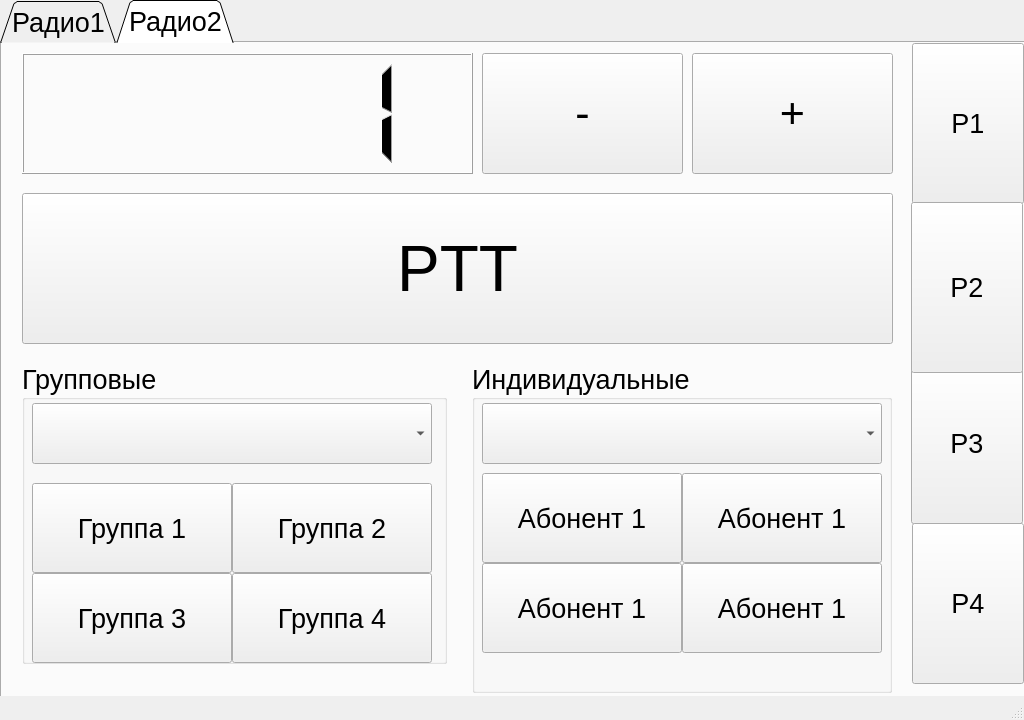
Qt form MainWindow.ui (alebo62/DesktopRaspi32) before a commit.
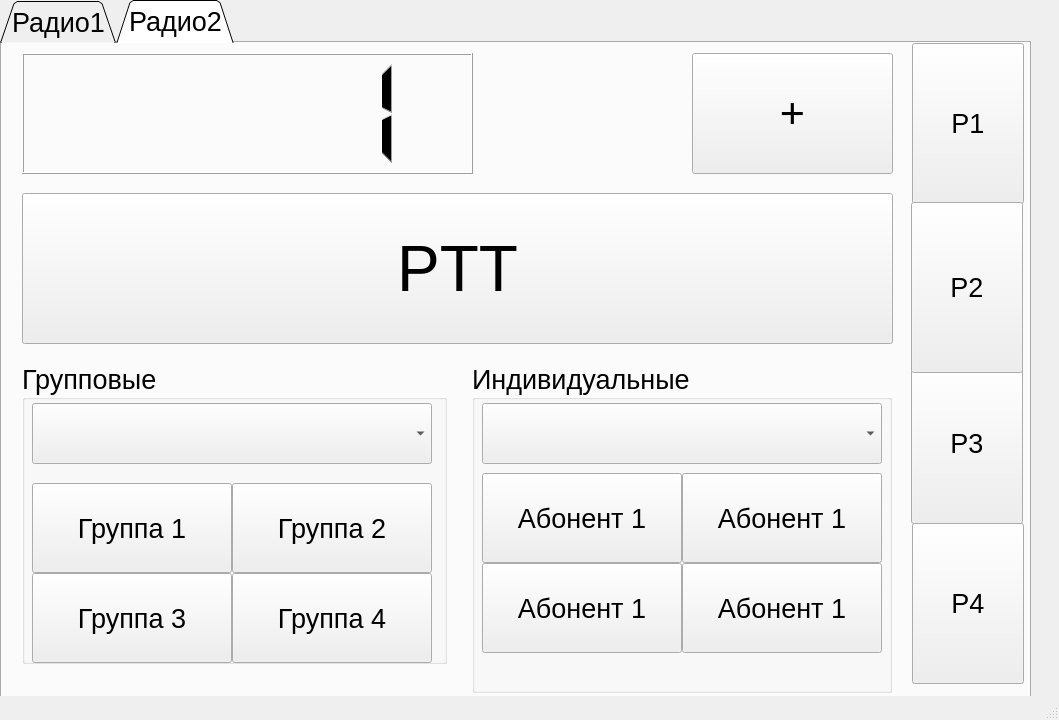
The same form after that commit.

```diff
--- a/MainWindow.ui
+++ b/MainWindow.ui
@@ -6,7 +6,7 @@
    <rect>
     <x>0</x>
     <y>0</y>
-    <width>1024</width>
+    <width>1059</width>
     <height>720</height>
    </rect>
   </property>
@@ -1382,24 +1382,6 @@
        <number>1</number>
       </property>
      </widget>
-     <widget class="QPushButton" name="pushButton_ChDwn2">
-      <property name="geometry">
-       <rect>
-        <x>480</x>
-        <y>10</y>
-        <width>201</width>
-        <height>121</height>
-       </rect>
-      </property>
-      <property name="font">
-       <font>
-        <pointsize>32</pointsize>
-       </font>
-      </property>
-      <property name="text">
-       <string>-</string>
-      </property>
-     </widget>
      <widget class="QPushButton" name="pushButton_ChUp2">
       <property name="geometry">
        <rect>
```
Left out of the diff: 2 changed lines with no effect on the pictures.
